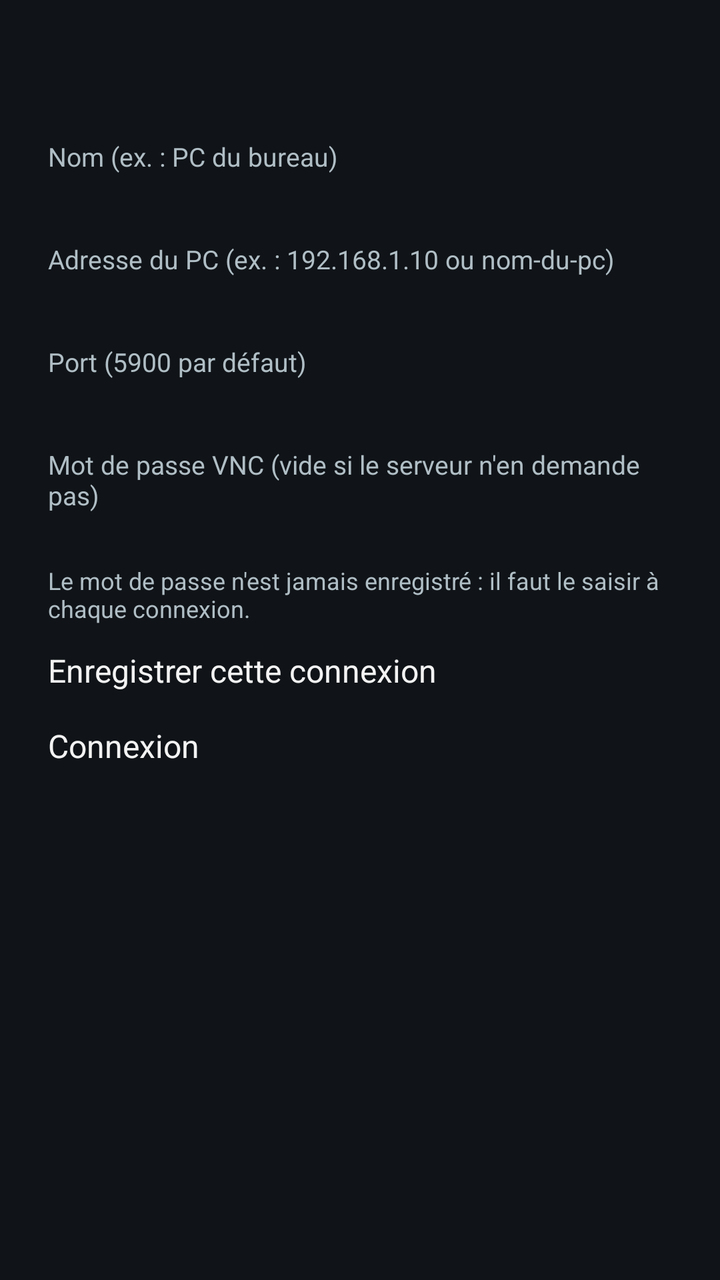
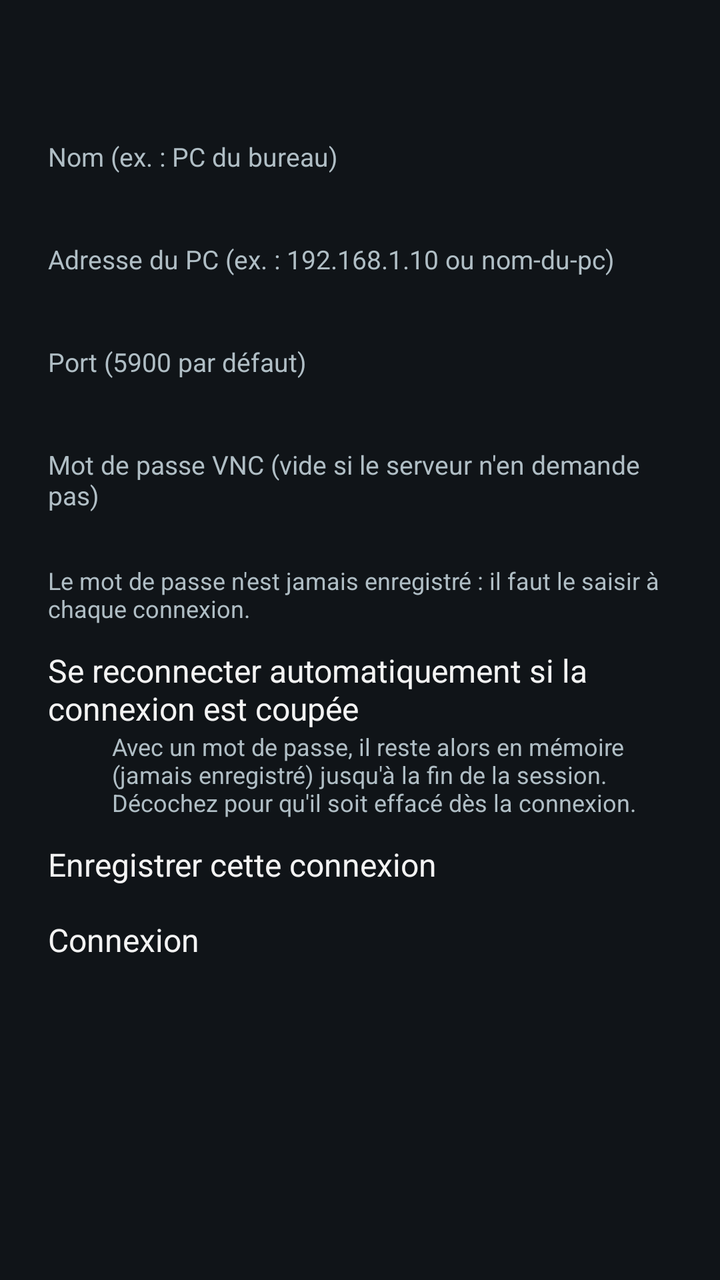

An Android layout rendered at two revisions. The XML below is the earlier revision; the diff shows what the commit changed to produce the second picture.
<!-- AndroidManifest.xml: application theme AppTheme -->
<!-- res/layout/activity_connect.xml -->
<?xml version="1.0" encoding="utf-8"?>
<ScrollView xmlns:android="http://schemas.android.com/apk/res/android"
    xmlns:tools="http://schemas.android.com/tools"
    android:layout_width="match_parent"
    android:layout_height="match_parent"
    android:background="@color/background"
    android:fillViewport="true">

    <LinearLayout
        android:layout_width="match_parent"
        android:layout_height="wrap_content"
        android:orientation="vertical"
        android:padding="24dp">

        <TextView
            android:id="@+id/connect_title"
            android:layout_width="wrap_content"
            android:layout_height="wrap_content"
            android:textColor="@color/text_primary"
            android:textSize="22sp"
            android:textStyle="bold" />

        <TextView
            android:layout_width="wrap_content"
            android:layout_height="wrap_content"
            android:layout_marginTop="16dp"
            android:labelFor="@+id/connect_name"
            android:text="@string/connect_name_label"
            android:textColor="@color/text_secondary"
            android:textSize="13sp" />

        <EditText
            android:id="@+id/connect_name"
            android:layout_width="match_parent"
            android:layout_height="wrap_content"
            android:imeOptions="actionNext"
            android:importantForAutofill="no"
            tools:targetApi="o"
            android:inputType="textCapSentences"
            android:maxLength="40"
            android:singleLine="true" />

        <TextView
            android:layout_width="wrap_content"
            android:layout_height="wrap_content"
            android:layout_marginTop="12dp"
            android:labelFor="@+id/connect_host"
            android:text="@string/connect_host_label"
            android:textColor="@color/text_secondary"
            android:textSize="13sp" />

        <EditText
            android:id="@+id/connect_host"
            android:layout_width="match_parent"
            android:layout_height="wrap_content"
            android:imeOptions="actionNext"
            android:importantForAutofill="no"
            tools:targetApi="o"
            android:inputType="textUri"
            android:singleLine="true" />

        <TextView
            android:layout_width="wrap_content"
            android:layout_height="wrap_content"
            android:layout_marginTop="12dp"
            android:labelFor="@+id/connect_port"
            android:text="@string/connect_port_label"
            android:textColor="@color/text_secondary"
            android:textSize="13sp" />

        <EditText
            android:id="@+id/connect_port"
            android:layout_width="160dp"
            android:layout_height="wrap_content"
            android:imeOptions="actionNext"
            android:importantForAutofill="no"
            tools:targetApi="o"
            android:inputType="number"
            android:maxLength="5"
            android:singleLine="true" />

        <TextView
            android:layout_width="wrap_content"
            android:layout_height="wrap_content"
            android:layout_marginTop="12dp"
            android:labelFor="@+id/connect_password"
            android:text="@string/connect_password_label"
            android:textColor="@color/text_secondary"
            android:textSize="13sp" />

        <EditText
            android:id="@+id/connect_password"
            android:layout_width="match_parent"
            android:layout_height="wrap_content"
            android:imeOptions="actionDone"
            android:importantForAutofill="no"
            tools:targetApi="o"
            android:inputType="textPassword"
            android:saveEnabled="false"
            android:singleLine="true" />

        <TextView
            android:layout_width="wrap_content"
            android:layout_height="wrap_content"
            android:layout_marginTop="4dp"
            android:text="@string/connect_password_note"
            android:textColor="@color/text_secondary"
            android:textSize="12sp" />

        <CheckBox
            android:id="@+id/connect_save"
            android:layout_width="wrap_content"
            android:layout_height="wrap_content"
            android:layout_marginTop="12dp"
            android:checked="true"
            android:text="@string/connect_save_profile" />

        
        <TextView
            android:id="@+id/connect_status"
            android:layout_width="match_parent"
            android:layout_height="wrap_content"
            android:layout_marginTop="16dp"
            android:textColor="@color/text_primary"
            android:textSize="15sp"
            android:visibility="gone" />

        <ProgressBar
            android:id="@+id/connect_progress"
            style="?android:attr/progressBarStyleHorizontal"
            android:layout_width="match_parent"
            android:layout_height="wrap_content"
            android:layout_marginTop="8dp"
            android:indeterminate="true"
            android:visibility="gone" />

        <Button
            android:id="@+id/connect_button"
            android:layout_width="match_parent"
            android:layout_height="wrap_content"
            android:layout_marginTop="16dp"
            android:text="@string/connect_button" />

        <Button
            android:id="@+id/connect_cancel"
            android:layout_width="match_parent"
            android:layout_height="wrap_content"
            android:text="@string/connect_cancel"
            android:visibility="gone" />

    </LinearLayout>
</ScrollView>
<!-- resources referenced by this layout -->
<resources>
  <color name="background">#101418</color>
  <color name="text_primary">#FFFFFF</color>
  <color name="text_secondary">#B0BEC5</color>
  <string name="connect_button">Connexion</string>
  <string name="connect_cancel">Annuler la connexion</string>
  <string name="connect_host_label">Adresse du PC (ex. : 192.168.1.10 ou nom-du-pc)</string>
  <string name="connect_name_label">Nom (ex. : PC du bureau)</string>
  <string name="connect_password_label">Mot de passe VNC (vide si le serveur n\'en demande pas)</string>
  <string name="connect_password_note">Le mot de passe n\'est jamais enregistré : il faut le saisir à chaque connexion.</string>
  <string name="connect_port_label">Port (5900 par défaut)</string>
  <string name="connect_save_profile">Enregistrer cette connexion</string>
  <style name="AppTheme" parent="@android:style/Theme.Holo">
          
          <item name="android:windowBackground">@null</item>
      </style>
</resources>

<!-- the commit's change to res/layout/activity_connect.xml (unified diff, before → after) -->
@@ -108,6 +108,22 @@
             android:textSize="12sp" />
 
         <CheckBox
+            android:id="@+id/connect_auto"
+            android:layout_width="wrap_content"
+            android:layout_height="wrap_content"
+            android:layout_marginTop="12dp"
+            android:checked="true"
+            android:text="@string/connect_auto_reconnect" />
+
+        <TextView
+            android:layout_width="wrap_content"
+            android:layout_height="wrap_content"
+            android:layout_marginLeft="32dp"
+            android:text="@string/connect_auto_reconnect_note"
+            android:textColor="@color/text_secondary"
+            android:textSize="12sp" />
+
+        <CheckBox
             android:id="@+id/connect_save"
             android:layout_width="wrap_content"
             android:layout_height="wrap_content"
<!-- resource entries referenced after the edit -->
@@ -3,6 +3,8 @@
   <color name="background">#101418</color>
   <color name="text_primary">#FFFFFF</color>
   <color name="text_secondary">#B0BEC5</color>
+  <string name="connect_auto_reconnect">Se reconnecter automatiquement si la connexion est coupée</string>
+  <string name="connect_auto_reconnect_note">Avec un mot de passe, il reste alors en mémoire (jamais enregistré) jusqu\'à la fin de la session. Décochez pour qu\'il soit effacé dès la connexion.</string>
   <string name="connect_button">Connexion</string>
   <string name="connect_cancel">Annuler la connexion</string>
   <string name="connect_host_label">Adresse du PC (ex. : 192.168.1.10 ou nom-du-pc)</string>
